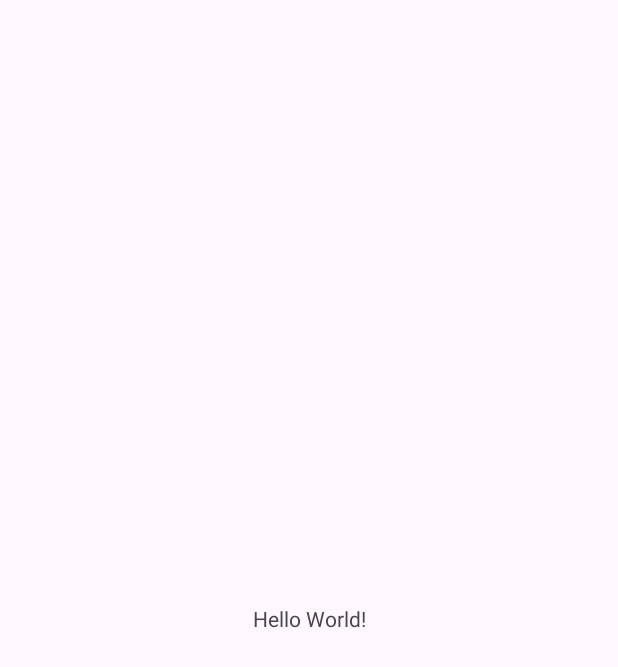
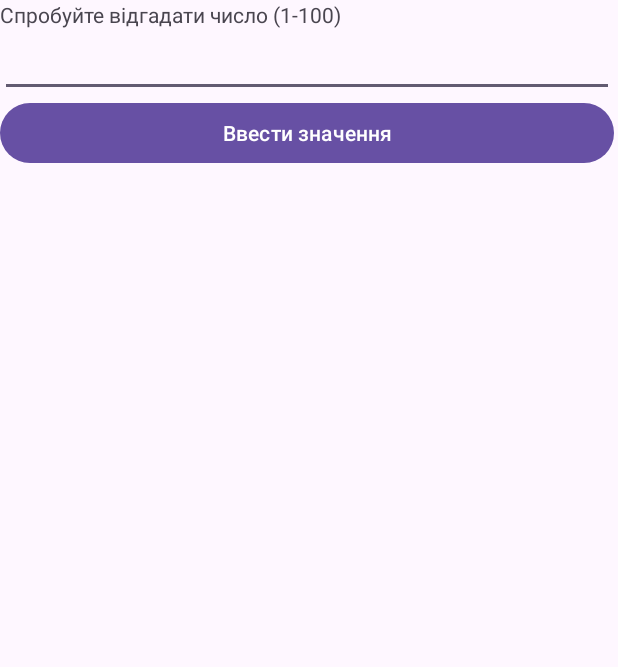
Before and after one commit to mikekondr/iot_lab1, an Android app: the screen it shows after launch (MainActivity), on a phone screen of 412 x 824 dp. Before the commit the part shown is almost empty. Shown: the top 667 px of the screen. Run offline under Robolectric (Android 15) with nearby library versions, the phone set to English and light mode, and no system bars.

Commit message:
lab example

```diff
--- a/app/src/main/java/top/mk85/mike/guessthenumber/MainActivity.kt
+++ b/app/src/main/java/top/mk85/mike/guessthenumber/MainActivity.kt
@@ -1,12 +1,24 @@
 package top.mk85.mike.guessthenumber
 
 import android.os.Bundle
+import android.view.View
+import android.widget.Button
+import android.widget.EditText
+import android.widget.TextView
 import androidx.activity.enableEdgeToEdge
 import androidx.appcompat.app.AppCompatActivity
 import androidx.core.view.ViewCompat
 import androidx.core.view.WindowInsetsCompat
 
 class MainActivity : AppCompatActivity() {
+
+    private lateinit var tvInfo: TextView
+    private lateinit var etInput: EditText
+    private lateinit var bControl: Button
+
+    private var guess: Int = 0
+    private var gameFinished: Boolean = false
+
     override fun onCreate(savedInstanceState: Bundle?) {
         super.onCreate(savedInstanceState)
         enableEdgeToEdge()
@@ -16,5 +28,34 @@ class MainActivity : AppCompatActivity() {
             v.setPadding(systemBars.left, systemBars.top, systemBars.right, systemBars.bottom)
             insets
         }
+
+        tvInfo = findViewById(R.id.textView)
+        etInput = findViewById(R.id.editTextNumberDecimal)
+        bControl = findViewById(R.id.button)
+
+        guess = (Math.random() * 100).toInt()
+    }
+
+    fun onClick(v:View) {
+        if (!gameFinished) {
+            val inp: Int = etInput.text.toString().toInt()
+
+            if (inp > guess)
+                tvInfo.text = resources.getString(R.string.ahead)
+            else if (inp < guess)
+                tvInfo.text = resources.getString(R.string.behind)
+            else {
+                tvInfo.text = resources.getString(R.string.hit)
+                bControl.text = resources.getString(R.string.play_more)
+                gameFinished = true
+            }
+        } else {
+            guess = (Math.random() * 100).toInt()
+            bControl.text = resources.getString(R.string.input_value)
+            tvInfo.text = resources.getText(R.string.try_to_guess)
+            gameFinished = false
+        }
+
+        etInput.setText("")
     }
 }
--- a/app/src/main/res/layout/activity_main.xml
+++ b/app/src/main/res/layout/activity_main.xml
@@ -7,13 +7,31 @@
     android:layout_height="match_parent"
     tools:context=".MainActivity">
 
-    <TextView
-        android:layout_width="wrap_content"
-        android:layout_height="wrap_content"
-        android:text="Hello World!"
-        app:layout_constraintBottom_toBottomOf="parent"
-        app:layout_constraintEnd_toEndOf="parent"
-        app:layout_constraintStart_toStartOf="parent"
-        app:layout_constraintTop_toTopOf="parent" />
+    <LinearLayout
+        android:layout_width="409dp"
+        android:layout_height="729dp"
+        android:orientation="vertical"
+        tools:layout_editor_absoluteX="1dp"
+        tools:layout_editor_absoluteY="1dp">
 
+        <TextView
+            android:id="@+id/textView"
+            android:layout_width="match_parent"
+            android:layout_height="wrap_content"
+            android:text="@string/try_to_guess" />
+
+        <EditText
+            android:id="@+id/editTextNumberDecimal"
+            android:layout_width="match_parent"
+            android:layout_height="wrap_content"
+            android:ems="10"
+            android:inputType="numberDecimal" />
+
+        <Button
+            android:id="@+id/button"
+            android:layout_width="match_parent"
+            android:layout_height="wrap_content"
+            android:onClick="onClick"
+            android:text="@string/input_value" />
+    </LinearLayout>
 </androidx.constraintlayout.widget.ConstraintLayout>
--- a/app/src/main/res/values/strings.xml
+++ b/app/src/main/res/values/strings.xml
@@ -1,3 +1,10 @@
 <resources>
-    <string name="app_name">GuessTheNumber</string>
+    <string name="app_name">Вгадай число</string>
+    <string name="behind">Більше</string>
+    <string name="ahead">Менше</string>
+    <string name="hit">Відгадано!</string>
+    <string name="input_value">Ввести значення</string>
+    <string name="play_more">Зіграти ще</string>
+    <string name="try_to_guess">Спробуйте відгадати число (1-100)</string>
+    <string name="error">Помилкове введення!</string>
 </resources>
```
